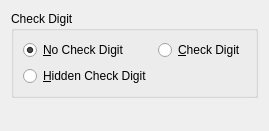
Old version of the form frontend_qt/grpCodabar.ui in the repository zint/zint.
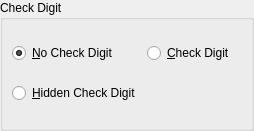
New version of the form.

```diff
--- a/frontend_qt/grpCodabar.ui
+++ b/frontend_qt/grpCodabar.ui
@@ -13,7 +13,22 @@
   <property name="windowTitle">
    <string>Form</string>
   </property>
-  <layout class="QVBoxLayout" name="verticalLayout">
+  <layout class="QVBoxLayout" name="vLayoutCodabar">
+   <property name="contentMargins">
+    <number>0</number>
+   </property>
+   <property name="leftMargin">
+    <number>0</number>
+   </property>
+   <property name="topMargin">
+    <number>0</number>
+   </property>
+   <property name="rightMargin">
+    <number>0</number>
+   </property>
+   <property name="bottomMargin">
+    <number>0</number>
+   </property>
    <item>
     <widget class="QGroupBox" name="grpCodabarCheck">
      <property name="title">
@@ -60,19 +75,6 @@
      </layout>
     </widget>
    </item>
-   <item>
-    <spacer name="verticalSpacer">
-     <property name="orientation">
-      <enum>Qt::Vertical</enum>
-     </property>
-     <property name="sizeHint" stdset="0">
-      <size>
-       <width>20</width>
-       <height>40</height>
-      </size>
-     </property>
-    </spacer>
-   </item>
   </layout>
  </widget>
  <resources/>
```
